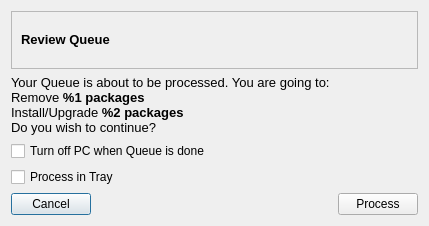
Before: the Qt Designer form trunk/ui/reviewQueueDialog.ui in drf/shaman1, drawn with Qt 5.
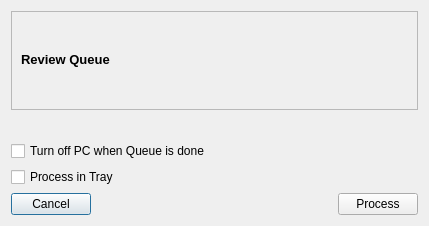
After: the same form once the commit is applied. Icons and pictures are not drawn.

Commit message: Another one :)

Patch:
```diff
--- a/trunk/ui/reviewQueueDialog.ui
+++ b/trunk/ui/reviewQueueDialog.ui
@@ -18,11 +18,7 @@
      <item>
       <widget class="QLabel" name="queueInfo" >
        <property name="text" >
-        <string>&lt;html>&lt;head>&lt;meta name="qrichtext" content="1" />&lt;style type="text/css">
-p, li { white-space: pre-wrap; }
-&lt;/style>&lt;/head>&lt;body style=" font-family:'Sans Serif'; font-size:10pt; font-weight:400; font-style:normal;">
-&lt;p style=" margin-top:0px; margin-bottom:0px; margin-left:0px; margin-right:0px; -qt-block-indent:0; text-indent:0px;">Your Queue is about to be processed. You are going to:&lt;br />Remove &lt;span style=" font-weight:600;">%1 packages&lt;/span>&lt;br />Install/Upgrade &lt;span style=" font-weight:600;">%2 packages&lt;/span>&lt;/p>
-&lt;p style=" margin-top:0px; margin-bottom:0px; margin-left:0px; margin-right:0px; -qt-block-indent:0; text-indent:0px; font-weight:600;">&lt;span style=" font-weight:400;">Do you wish to continue?&lt;/span>&lt;/p>&lt;/body>&lt;/html></string>
+        <string/>
        </property>
       </widget>
      </item>
```
